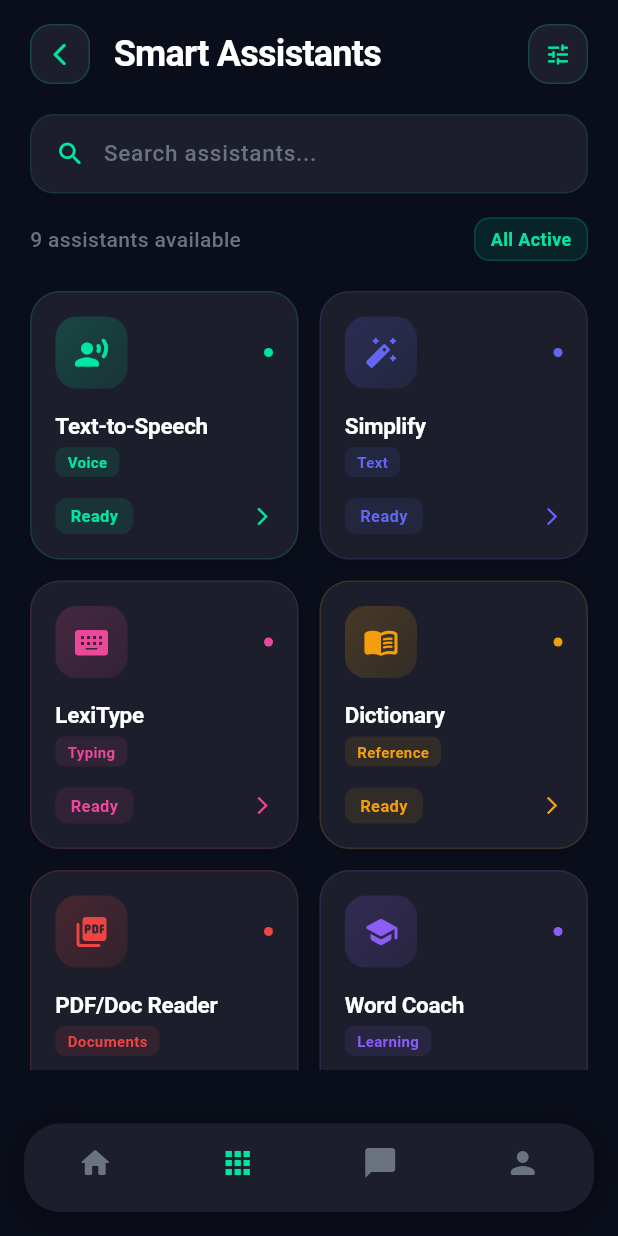
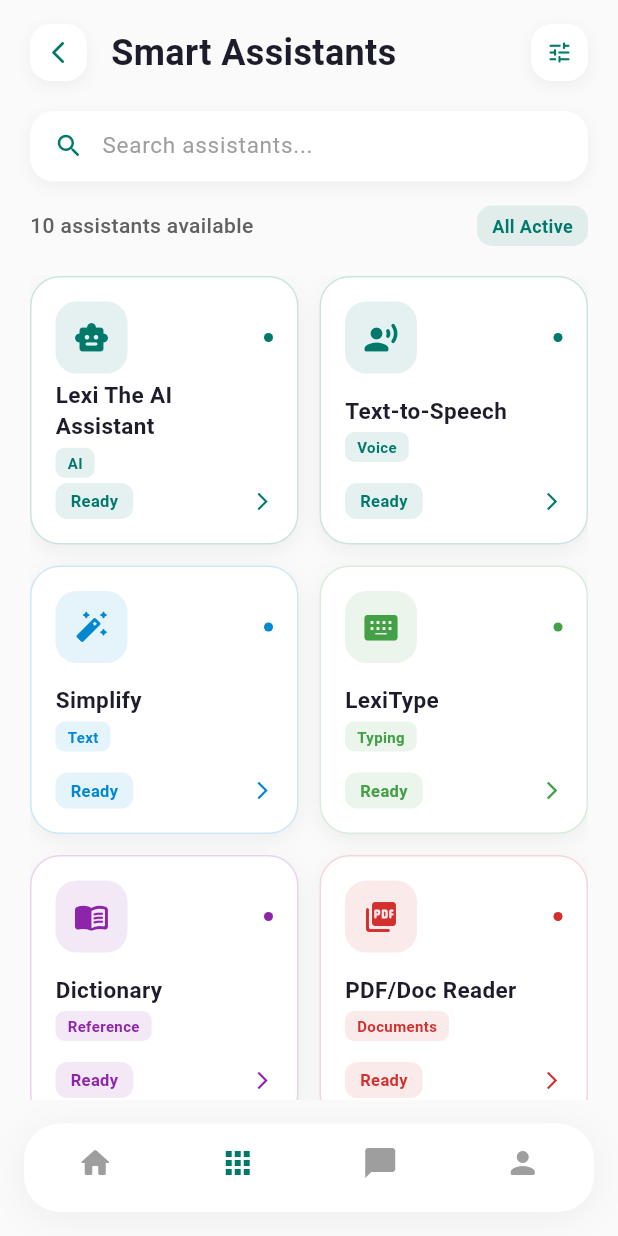
Before and after one commit to hariedamana/lexivo_assistant_1, a Flutter app: the AssistantsDashboard screen opened by its route, on a phone screen of 412 x 824 dp. Run offline on Flutter 3.47's test engine with Material 3 defaults, Android fonts, the phone set to English and light mode, and no system bars; our stand-ins replace firebase_auth, firebase_core, percent_indicator; accounts and stored records are empty.

Commit message:
Restructured Ass. Dashboard

```diff
--- a/lib/assistants_dashboard.dart
+++ b/lib/assistants_dashboard.dart
@@ -27,57 +27,63 @@ class _AssistantsDashboardState extends State<AssistantsDashboard> {
 
   final List<Map<String, dynamic>> assistants = [
     {
+      'name': 'Lexi The AI Assistant',
+      'icon': Icons.smart_toy_rounded,
+      'color': Color(0xFF00796B),
+      'category': 'AI'
+    },
+    {
       'name': 'Text-to-Speech',
       'icon': Icons.record_voice_over_rounded,
-      'color': Color(0xFF00E5A0),
+      'color': Color(0xFF00796B),
       'category': 'Voice'
     },
     {
       'name': 'Simplify',
       'icon': Icons.auto_fix_high_rounded,
-      'color': Color(0xFF6366F1),
+      'color': Color(0xFF0288D1),
       'category': 'Text'
     },
     {
       'name': 'LexiType',
       'icon': Icons.keyboard_alt_rounded,
-      'color': Color(0xFFEC4899),
+      'color': Color(0xFF43A047),
       'category': 'Typing'
     },
     {
       'name': 'Dictionary',
       'icon': Icons.menu_book_rounded,
-      'color': Color(0xFFF59E0B),
+      'color': Color(0xFF8E24AA),
       'category': 'Reference'
     },
     {
       'name': 'PDF/Doc Reader',
       'icon': Icons.picture_as_pdf_rounded,
-      'color': Color(0xFFEF4444),
+      'color': Color(0xFFD32F2F),
       'category': 'Documents'
     },
     {
       'name': 'Word Coach',
       'icon': Icons.school_rounded,
-      'color': Color(0xFF8B5CF6),
+      'color': Color(0xFF6A1B9A),
       'category': 'Learning'
     },
     {
       'name': 'Speak To Type',
       'icon': Icons.mic_rounded,
-      'color': Color(0xFF06B6D4),
+      'color': Color(0xFF0288D1),
       'category': 'Voice'
     },
     {
       'name': 'Correct Me',
       'icon': Icons.spellcheck_rounded,
-      'color': Color(0xFF10B981),
+      'color': Color(0xFF43A047),
       'category': 'Grammar'
     },
     {
       'name': 'Read Along',
       'icon': Icons.chrome_reader_mode_rounded,
-      'color': Color(0xFFEAB308),
+      'color': Color(0xFFF57C00),
       'category': 'Reading'
     },
   ];
@@ -93,17 +99,16 @@ class _AssistantsDashboardState extends State<AssistantsDashboard> {
   @override
   Widget build(BuildContext context) {
     return Scaffold(
-      backgroundColor: const Color(0xFF0A0E1A),
+      backgroundColor: const Color(0xFFFAFAFA),
       body: SafeArea(
         child: Column(
           children: [
-            // Fixed Header Section
+            // Header
             Container(
               padding: const EdgeInsets.fromLTRB(20, 16, 20, 0),
               child: Column(
                 mainAxisSize: MainAxisSize.min,
                 children: [
-                  // Header Row
                   Row(
                     children: [
                       GestureDetector(
@@ -111,15 +116,19 @@ class _AssistantsDashboardState extends State<AssistantsDashboard> {
                         child: Container(
                           padding: const EdgeInsets.all(10),
                           decoration: BoxDecoration(
-                            color: const Color(0xFF1C1F2B),
+                            color: Colors.white,
                             borderRadius: BorderRadius.circular(14),
-                            border: Border.all(
-                              color: const Color(0xFF00E5A0).withOpacity(0.2),
+                            boxShadow: [
+                              BoxShadow(
+                                color: Colors.black.withOpacity(0.05),
+                                blurRadius: 8,
+                                offset: const Offset(0, 3),
                               ),
+                            ],
                           ),
                           child: const Icon(
                             Icons.arrow_back_ios_rounded,
-                            color: Color(0xFF00E5A0),
+                            color: Color(0xFF00796B),
                             size: 18,
                           ),
                         ),
@@ -129,25 +138,28 @@ class _AssistantsDashboardState extends State<AssistantsDashboard> {
                         child: Text(
                           'Smart Assistants',
                           style: TextStyle(
-                            color: Colors.white,
+                            color: Color(0xFF1C1C2A),
                             fontSize: 24,
                             fontWeight: FontWeight.w700,
-                            letterSpacing: -0.5,
                           ),
                         ),
                       ),
                       Container(
                         padding: const EdgeInsets.all(10),
                         decoration: BoxDecoration(
-                          color: const Color(0xFF1C1F2B),
+                          color: Colors.white,
                           borderRadius: BorderRadius.circular(14),
-                          border: Border.all(
-                            color: const Color(0xFF00E5A0).withOpacity(0.2),
+                          boxShadow: [
+                            BoxShadow(
+                              color: Colors.black.withOpacity(0.05),
+                              blurRadius: 8,
+                              offset: const Offset(0, 3),
                             ),
+                          ],
                         ),
                         child: const Icon(
                           Icons.tune_rounded,
-                          color: Color(0xFF00E5A0),
+                          color: Color(0xFF00796B),
                           size: 18,
                         ),
                       ),
@@ -156,23 +168,24 @@ class _AssistantsDashboardState extends State<AssistantsDashboard> {
 
                   const SizedBox(height: 20),
 
-                  // Search Bar
+                  // Search
                   Container(
-                    padding: const EdgeInsets.symmetric(horizontal: 16, vertical: 14),
+                    padding: const EdgeInsets.symmetric(horizontal: 16, vertical: 12),
                     decoration: BoxDecoration(
-                      color: const Color(0xFF1C1F2B),
+                      color: Colors.white,
                       borderRadius: BorderRadius.circular(16),
-                      border: Border.all(
-                        color: const Color(0xFF00E5A0).withOpacity(0.1),
+                      boxShadow: [
+                        BoxShadow(
+                          color: Colors.black.withOpacity(0.05),
+                          blurRadius: 8,
+                          offset: const Offset(0, 3),
                         ),
+                      ],
                     ),
                     child: Row(
                       children: [
-                        const Icon(
-                          Icons.search_rounded,
-                          color: Color(0xFF00E5A0),
-                          size: 20,
-                        ),
+                        const Icon(Icons.search_rounded,
+                            color: Color(0xFF00796B), size: 20),
                         const SizedBox(width: 12),
                         Expanded(
                           child: TextField(
@@ -182,14 +195,13 @@ class _AssistantsDashboardState extends State<AssistantsDashboard> {
                               });
                             },
                             style: const TextStyle(
-                              color: Colors.white,
+                              color: Color(0xFF1C1C2A),
                               fontSize: 15,
-                              fontWeight: FontWeight.w500,
                             ),
                             decoration: const InputDecoration(
                               hintText: "Search assistants...",
                               hintStyle: TextStyle(
-                                color: Color(0xFF6B7280),
+                                color: Color(0xFF9E9E9E),
                                 fontSize: 15,
                               ),
                               border: InputBorder.none,
@@ -205,11 +217,8 @@ class _AssistantsDashboardState extends State<AssistantsDashboard> {
                                 _searchQuery = '';
                               });
                             },
-                            child: const Icon(
-                              Icons.close_rounded,
-                              color: Color(0xFF6B7280),
-                              size: 18,
-                            ),
+                            child: const Icon(Icons.close_rounded,
+                                color: Color(0xFF9E9E9E), size: 18),
                           ),
                       ],
                     ),
@@ -217,7 +226,7 @@ class _AssistantsDashboardState extends State<AssistantsDashboard> {
 
                   const SizedBox(height: 16),
 
-                  // Stats Row
+                  // Stats
                   Row(
                     mainAxisAlignment: MainAxisAlignment.spaceBetween,
                     children: [
@@ -226,24 +235,22 @@ class _AssistantsDashboardState extends State<AssistantsDashboard> {
                             ? '${assistants.length} assistants available'
                             : '${filteredAssistants.length} results found',
                         style: const TextStyle(
-                          color: Color(0xFF6B7280),
+                          color: Color(0xFF616161),
                           fontSize: 14,
                           fontWeight: FontWeight.w500,
                         ),
                       ),
                       Container(
-                        padding: const EdgeInsets.symmetric(horizontal: 10, vertical: 5),
+                        padding: const EdgeInsets.symmetric(
+                            horizontal: 10, vertical: 5),
                         decoration: BoxDecoration(
-                          color: const Color(0xFF00E5A0).withOpacity(0.1),
+                          color: const Color(0xFF00796B).withOpacity(0.1),
                           borderRadius: BorderRadius.circular(10),
-                          border: Border.all(
-                            color: const Color(0xFF00E5A0).withOpacity(0.2),
-                          ),
                         ),
                         child: const Text(
                           'All Active',
                           style: TextStyle(
-                            color: Color(0xFF00E5A0),
+                            color: Color(0xFF00796B),
                             fontSize: 12,
                             fontWeight: FontWeight.w600,
                           ),
@@ -251,13 +258,12 @@ class _AssistantsDashboardState extends State<AssistantsDashboard> {
                       ),
                     ],
                   ),
-
                   const SizedBox(height: 20),
                 ],
               ),
             ),
 
-            // Assistants Grid - Scrollable
+            // Grid
             Expanded(
               child: Padding(
                 padding: const EdgeInsets.symmetric(horizontal: 20),
@@ -272,12 +278,15 @@ class _AssistantsDashboardState extends State<AssistantsDashboard> {
                   ),
                   itemBuilder: (context, index) {
                     final assistant = filteredAssistants[index];
-                    return ImprovedAssistantCard(
+                    return LightAssistantCard(
                       name: assistant['name'],
                       icon: assistant['icon'],
                       color: assistant['color'],
                       category: assistant['category'],
                       onTap: () {
+                        if (assistant['name'] == 'Lexi The AI Assistant') {
+                          Navigator.pushNamed(context, '/chat');
+                        } else {
                           ScaffoldMessenger.of(context).showSnackBar(
                             SnackBar(
                               content: Text('${assistant['name']} activated'),
@@ -290,27 +299,26 @@ class _AssistantsDashboardState extends State<AssistantsDashboard> {
                               duration: const Duration(seconds: 2),
                             ),
                           );
+                        }
                       },
                     );
                   },
                 ),
               ),
             ),
-
-            const SizedBox(height: 20),
           ],
         ),
       ),
 
-      // Floating Bottom Navigation
+      // Bottom Nav
       bottomNavigationBar: Container(
         margin: const EdgeInsets.all(16),
         decoration: BoxDecoration(
-          color: const Color(0xFF1C1F2B),
+          color: Colors.white,
           borderRadius: BorderRadius.circular(24),
           boxShadow: [
             BoxShadow(
-              color: Colors.black.withOpacity(0.3),
+              color: Colors.black.withOpacity(0.05),
               offset: const Offset(0, 4),
               blurRadius: 20,
             ),
@@ -322,8 +330,8 @@ class _AssistantsDashboardState extends State<AssistantsDashboard> {
             currentIndex: _selectedIndex,
             onTap: _onItemTapped,
             backgroundColor: Colors.transparent,
-            selectedItemColor: const Color(0xFF00E5A0),
-            unselectedItemColor: const Color(0xFF6B7280),
+            selectedItemColor: const Color(0xFF00796B),
+            unselectedItemColor: const Color(0xFF9E9E9E),
             type: BottomNavigationBarType.fixed,
             elevation: 0,
             showSelectedLabels: false,
@@ -353,14 +361,14 @@ class _AssistantsDashboardState extends State<AssistantsDashboard> {
   }
 }
 
-class ImprovedAssistantCard extends StatelessWidget {
+class LightAssistantCard extends StatelessWidget {
   final String name;
   final IconData icon;
   final Color color;
   final String category;
   final VoidCallback onTap;
 
-  const ImprovedAssistantCard({
+  const LightAssistantCard({
     super.key,
     required this.name,
     required this.icon,
@@ -376,46 +384,35 @@ class ImprovedAssistantCard extends StatelessWidget {
       child: Container(
         padding: const EdgeInsets.all(16),
         decoration: BoxDecoration(
-          color: const Color(0xFF1C1F2B),
+          color: Colors.white,
           borderRadius: BorderRadius.circular(20),
+          boxShadow: [
+            BoxShadow(
+              color: Colors.black.withOpacity(0.05),
+              blurRadius: 10,
+              offset: const Offset(0, 4),
+            ),
+          ],
           border: Border.all(
-            color: color.withOpacity(0.15),
+            color: color.withOpacity(0.2),
             width: 1,
           ),
-          boxShadow: [
-            BoxShadow(
-              color: Colors.black.withOpacity(0.1),
-              offset: const Offset(0, 2),
-              blurRadius: 10,
-            ),
-          ],
         ),
         child: Column(
           mainAxisAlignment: MainAxisAlignment.spaceBetween,
           crossAxisAlignment: CrossAxisAlignment.start,
           children: [
-            // Top section with icon
+            // Icon
             Row(
               mainAxisAlignment: MainAxisAlignment.spaceBetween,
               children: [
                 Container(
                   padding: const EdgeInsets.all(12),
                   decoration: BoxDecoration(
-                    gradient: LinearGradient(
-                      colors: [
-                        color.withOpacity(0.2),
-                        color.withOpacity(0.1),
-                      ],
-                      begin: Alignment.topLeft,
-                      end: Alignment.bottomRight,
-                    ),
+                    color: color.withOpacity(0.1),
                     borderRadius: BorderRadius.circular(14),
                   ),
-                  child: Icon(
-                    icon,
-                    color: color,
-                    size: 24,
-                  ),
+                  child: Icon(icon, color: color, size: 24),
                 ),
                 Container(
                   width: 6,
@@ -428,24 +425,24 @@ class ImprovedAssistantCard extends StatelessWidget {
               ],
             ),
 
-            // Middle section with name
+            // Name + category
             Column(
               crossAxisAlignment: CrossAxisAlignment.start,
               children: [
                 Text(
                   name,
                   style: const TextStyle(
-                    color: Colors.white,
+                    color: Color(0xFF1C1C2A),
                     fontSize: 15,
                     fontWeight: FontWeight.w700,
-                    letterSpacing: -0.2,
                   ),
                   maxLines: 2,
                   overflow: TextOverflow.ellipsis,
                 ),
                 const SizedBox(height: 4),
                 Container(
-                  padding: const EdgeInsets.symmetric(horizontal: 8, vertical: 3),
+                  padding:
+                      const EdgeInsets.symmetric(horizontal: 8, vertical: 3),
                   decoration: BoxDecoration(
                     color: color.withOpacity(0.1),
                     borderRadius: BorderRadius.circular(6),
@@ -462,12 +459,13 @@ class ImprovedAssistantCard extends StatelessWidget {
               ],
             ),
 
-            // Bottom section with action
+            // Status
             Row(
               mainAxisAlignment: MainAxisAlignment.spaceBetween,
               children: [
                 Container(
-                  padding: const EdgeInsets.symmetric(horizontal: 10, vertical: 4),
+                  padding:
+                      const EdgeInsets.symmetric(horizontal: 10, vertical: 4),
                   decoration: BoxDecoration(
                     color: color.withOpacity(0.1),
                     borderRadius: BorderRadius.circular(8),
@@ -481,11 +479,7 @@ class ImprovedAssistantCard extends StatelessWidget {
                     ),
                   ),
                 ),
-                Icon(
-                  Icons.arrow_forward_ios,
-                  color: color,
-                  size: 14,
-                ),
+                Icon(Icons.arrow_forward_ios, color: color, size: 14),
               ],
             ),
           ],
```
Lines whose indentation alone changed are shown as unchanged.
